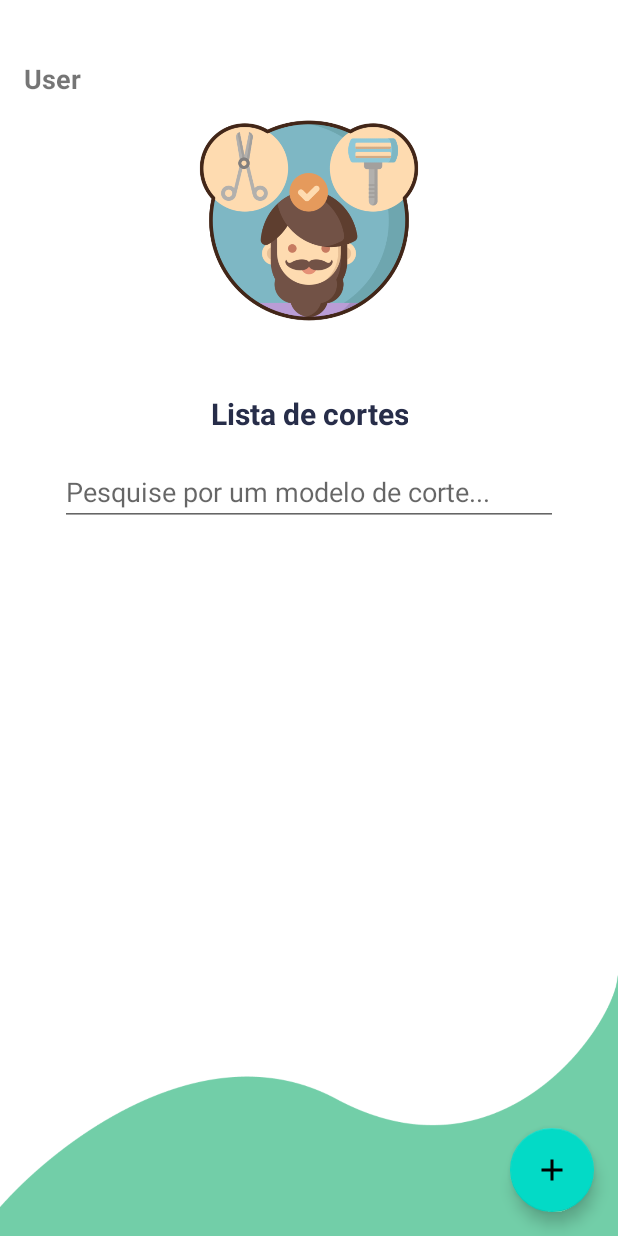
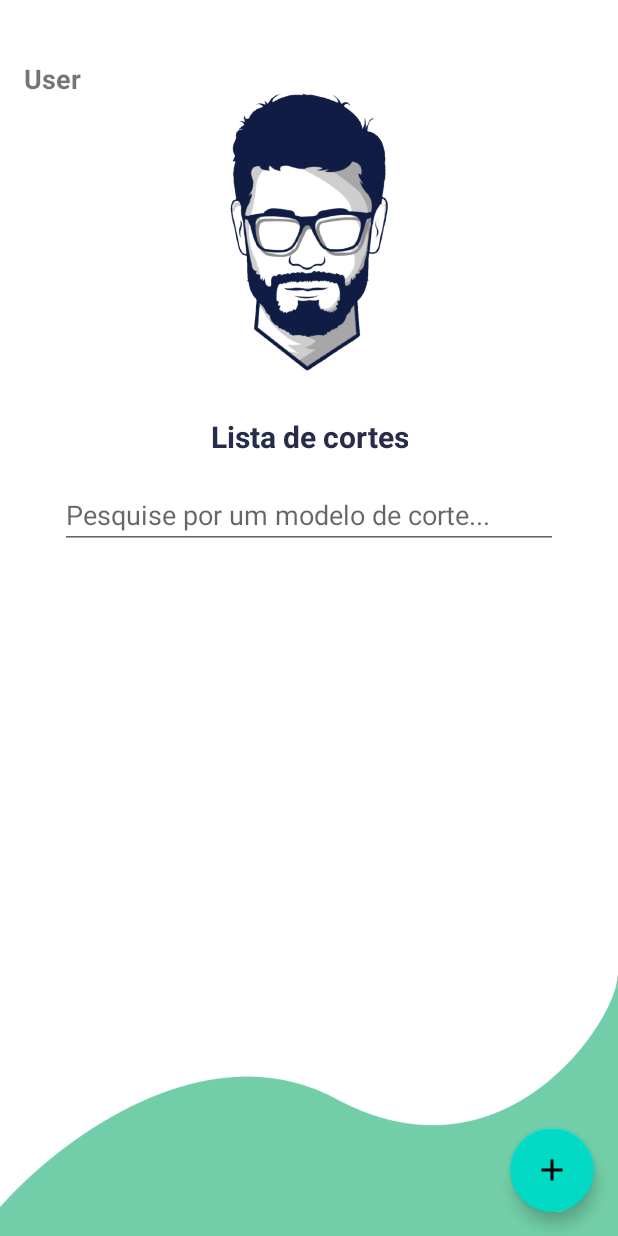
Before and after one commit to geraldoneto771/Aplicativo-Barbearia-Kotlin, an Android app: the ListCortes screen opened through its navigation route, on a phone screen of 412 x 824 dp. Run offline under Robolectric (Android 15) with nearby library versions, the phone set to English and light mode, and no system bars; our stand-ins replace navigation-ui; libraries missing offline, so code that uses them is left out: io.realm, io.realm.kotlin; 2 statements that could not run were skipped.

Commit message:
"atualizando detalhes"

```diff
--- a/app/src/main/res/drawable/shape_button.xml
+++ b/app/src/main/res/drawable/shape_button.xml
@@ -2,7 +2,7 @@
 <shape xmlns:android="http://schemas.android.com/apk/res/android"
     android:shape="rectangle">
     <solid android:color="@color/colorAccent" />
-    <corners android:radius="15dp" />
+    <corners android:radius="8dp" />
 
 
 </shape>
--- a/app/src/main/res/layout/fragment_list_cortes.xml
+++ b/app/src/main/res/layout/fragment_list_cortes.xml
@@ -22,10 +22,10 @@
 
     <ImageView
         android:id="@+id/logo"
-        android:layout_width="156dp"
-        android:layout_height="230dp"
+        android:layout_width="177dp"
+        android:layout_height="245dp"
         android:layout_marginTop="32dp"
-        android:src="@drawable/icon_cadastro_corte"
+        android:src="@drawable/logo"
         app:layout_constraintEnd_toEndOf="parent"
         app:layout_constraintStart_toStartOf="parent"
         app:layout_constraintTop_toTopOf="parent" />
--- a/app/src/main/res/values/style.xml
+++ b/app/src/main/res/values/style.xml
@@ -6,6 +6,7 @@
         <item name="android:background">@drawable/shape_button</item>
         <item name="android:textColor">@color/white</item>
         <item name="textAllCaps">true</item>
+        <item name="backgroundTint">#33B08B</item>
         <item name="android:paddingStart">64dp</item>
         <item name="android:paddingEnd">64dp</item>
     </style>
```
Also changed, not shown: app/src/main/res/layout/fragment_description_corte.xml (+14 -1 lines).
